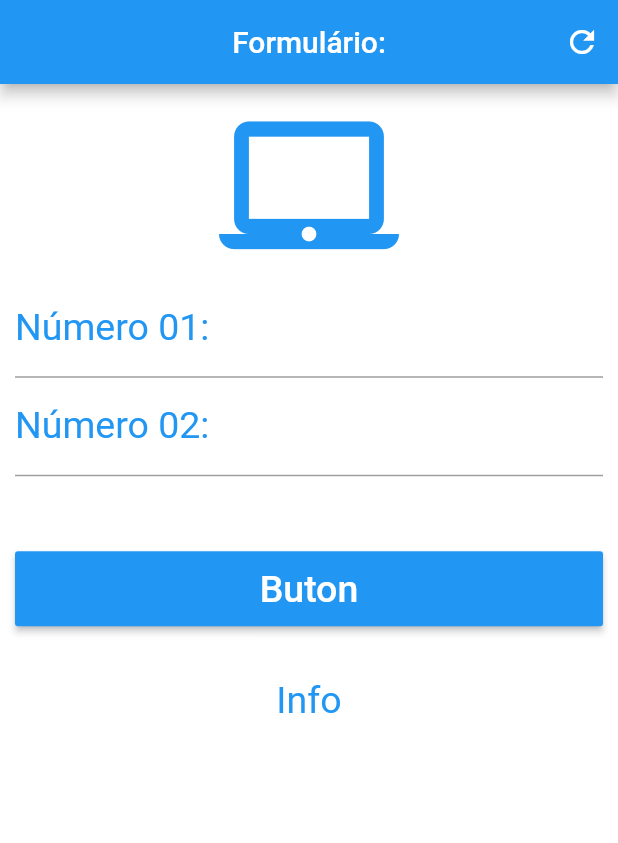
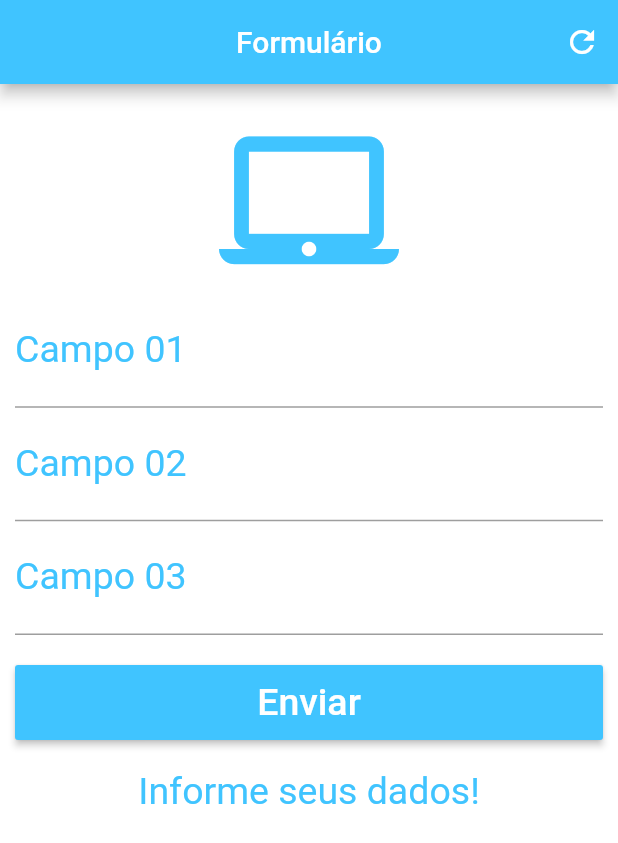
Before and after one commit to mlhomsi/FormsApp, a Flutter app: the screen it shows after launch, on a phone screen of 412 x 824 dp. Shown: the top 843 px of the screen. Run offline on Flutter 3.47's test engine with Material 2 defaults, Android fonts, the phone set to English and light mode, and no system bars.

Commit message:
Text fields controlling

```diff
--- a/flutterforms/lib/main.dart
+++ b/flutterforms/lib/main.dart
@@ -1,8 +1,9 @@
-import 'package:flutter/cupertino.dart';
 import 'package:flutter/material.dart';
 
 void main() {
-  runApp(MaterialApp(title: "FormsApp", home: Home()));
+  runApp(MaterialApp(
+    home: Home(),
+  ));
 }
 
 class Home extends StatefulWidget {
@@ -11,68 +12,125 @@ class Home extends StatefulWidget {
 }
 
 class _HomeState extends State<Home> {
+  TextEditingController firstController = TextEditingController();
+  TextEditingController secondController = TextEditingController();
+
+  GlobalKey<FormState> _formKey = GlobalKey<FormState>();
+
+  String _infoText = "Informe seus dados!";
+
+  void _resetFields() {
+    firstController.text = "";
+    secondController.text = "";
+    setState(() {
+      _infoText = "Informe seus dados!";
+      _formKey = GlobalKey<FormState>();
+    });
+  }
+
+  void _submit() {
+    setState(() {});
+  }
+
   @override
   Widget build(BuildContext context) {
-    return appBody();
-  }
-}
-
-Widget appBody() {
     return Scaffold(
       appBar: AppBar(
-        title: Text("Formulário:"),
-        backgroundColor: Colors.blue,
+        title: Text("Formulário"),
         centerTitle: true,
+        backgroundColor: Colors.lightBlueAccent,
         actions: <Widget>[
           IconButton(
             icon: Icon(Icons.refresh),
-            onPressed: () {},
+            onPressed: _resetFields,
           )
         ],
       ),
       backgroundColor: Colors.white,
       body: SingleChildScrollView(
         padding: EdgeInsets.fromLTRB(10.0, 0.0, 10.0, 0.0),
+        child: Form(
+          key: _formKey,
           child: Column(
             crossAxisAlignment: CrossAxisAlignment.stretch,
             children: <Widget>[
               Padding(
-              padding: EdgeInsets.only(top: 10.0),
-              child: Icon(Icons.laptop_mac, size: 120.0, color: Colors.blue),
+                padding: EdgeInsets.only(top: 20.0),
+                child: Icon(Icons.laptop_mac,
+                    size: 120.0, color: Colors.lightBlueAccent),
               ),
-            TextField(
+              TextFormField(
                 keyboardType: TextInputType.number,
                 decoration: InputDecoration(
-                labelText: "Número 01:",
-                labelStyle: TextStyle(color: Colors.blue, fontSize: 25.0),
+                    labelText: "Campo 01",
+                    labelStyle: TextStyle(color: Colors.lightBlueAccent)),
+                textAlign: TextAlign.center,
+                style: TextStyle(color: Colors.lightBlueAccent, fontSize: 25.0),
+                controller: firstController,
+                // ignore: missing_return
+                validator: (value) {
+                  if (value.isEmpty) {
+                    return "Por favor, complete.";
+                  }
+                },
+              ),
+              TextFormField(
+                keyboardType: TextInputType.number,
+                decoration: InputDecoration(
+                    labelText: "Campo 02",
+                    labelStyle: TextStyle(color: Colors.lightBlueAccent)),
+                textAlign: TextAlign.center,
+                style: TextStyle(color: Colors.lightBlueAccent, fontSize: 25.0),
+                controller: secondController,
+                // ignore: missing_return
+                validator: (value) {
+                  if (value.isEmpty) {
+                    return "Por favor, complete.";
+                  }
+                },
+              ),
+              TextFormField(
+                keyboardType: TextInputType.number,
+                decoration: InputDecoration(
+                    labelText: "Campo 03",
+                    labelStyle: TextStyle(color: Colors.lightBlueAccent)),
+                textAlign: TextAlign.center,
+                style: TextStyle(color: Colors.lightBlueAccent, fontSize: 25.0),
+                validator: (value) {
+                  if (value.isEmpty) {
+                    return "Por favor, complete.";
+                  }
+                },
+              ),
+              Padding(
+                padding: EdgeInsets.only(top: 20, bottom: 10.0),
+                child: Container(
+                  height: 50.0,
+                  child: RaisedButton(
+                    onPressed: () {
+                      if (_formKey.currentState.validate()) {
+                        _submit();
+                      }
+                    },
+                    child: Text(
+                      "Enviar",
+                      style: TextStyle(color: Colors.white, fontSize: 25.0),
+                    ),
+                    color: Colors.lightBlueAccent,
                   ),
                 ),
-            TextField(
-              keyboardType: TextInputType.number,
-              decoration: InputDecoration(
-                labelText: "Número 02:",
-                labelStyle: TextStyle(color: Colors.blue, fontSize: 25.0),
+              ),
+              Padding(padding: EdgeInsets.only(top: 10.0),
+              child:  Text(
+                _infoText,
+                textAlign: TextAlign.center,
+                style: TextStyle(color: Colors.lightBlueAccent, fontSize: 25.0),
+              )
+                ,)
+            ],
           ),
         ),
-            Container(
-                height: 100.0,
-                padding: EdgeInsets.only(top: 50.0),
-                child: RaisedButton(
-                  child: Text(
-                    "Buton",
-                    style: TextStyle(fontSize: 25.0, color: Colors.white),
       ),
-                  color: Colors.blue,
-                  onPressed: () {},
-                )),
-            Padding(
-                padding: EdgeInsets.only(top: 35.0),
-                child: Text(
-                  "Info",
-                  textAlign: TextAlign.center,
-                  style: TextStyle(color: Colors.blue, fontSize: 25.0),
-                ))
-          ],
-        ),
-      ));
+    );
   }
+}
```
Lines whose indentation alone changed are shown as unchanged.
